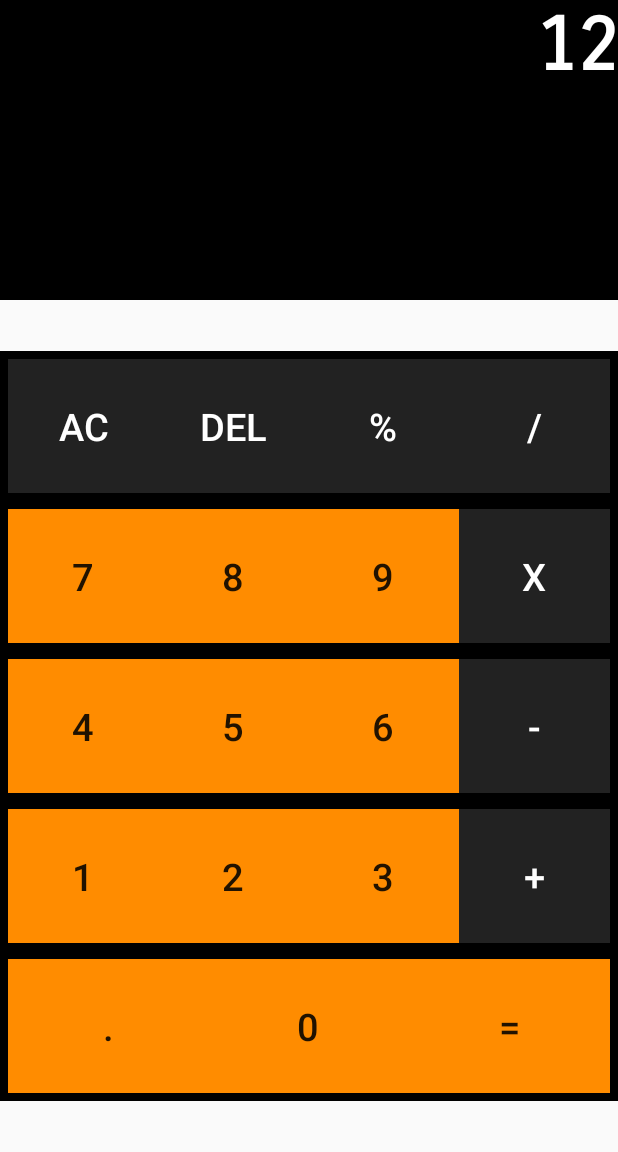
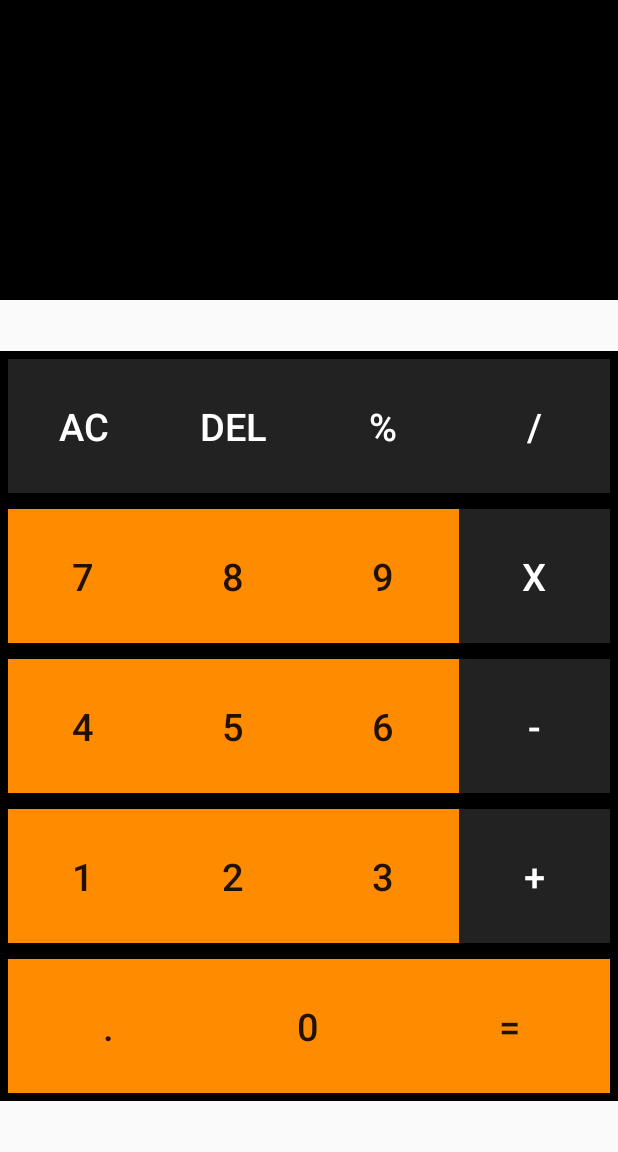
Before and after one commit to ShivamGaikwad200/Calculator, an Android app built with Jetpack Compose: the layout activity_main.xml on its own in the app's theme, with its tools: preview values and no code run, on a phone screen of 412 x 824 dp, the part 84-1236 px from its top. Run offline under Robolectric (Android 15) with nearby library versions, the phone set to English and light mode, and no system bars.

Commit message:
finished project

```diff
--- a/app/src/main/res/layout/activity_main.xml
+++ b/app/src/main/res/layout/activity_main.xml
@@ -27,7 +27,7 @@
             android:singleLine="true"
             android:textColor="@color/white"
             android:fontFamily="sans-serif-smallcaps"
-            android:text="12"
+            android:text=""
             android:textSize="50dp"
             android:textStyle="bold" />
 
```
